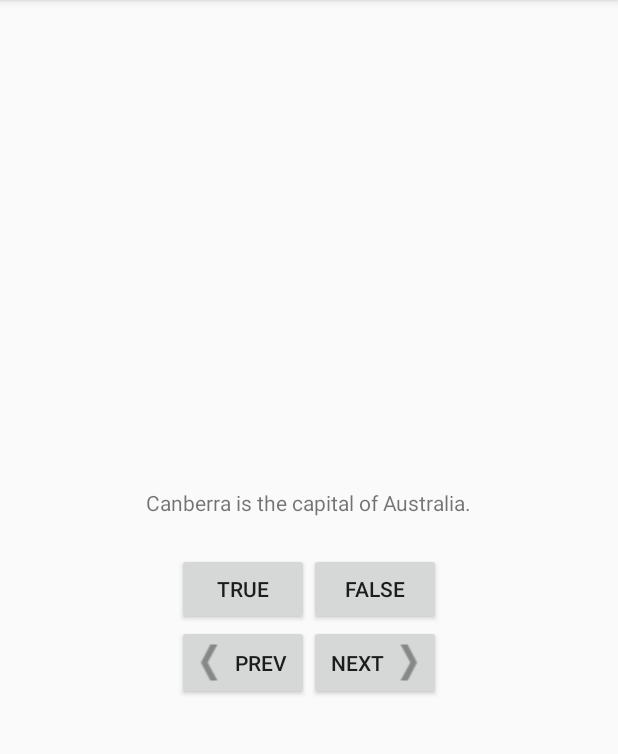
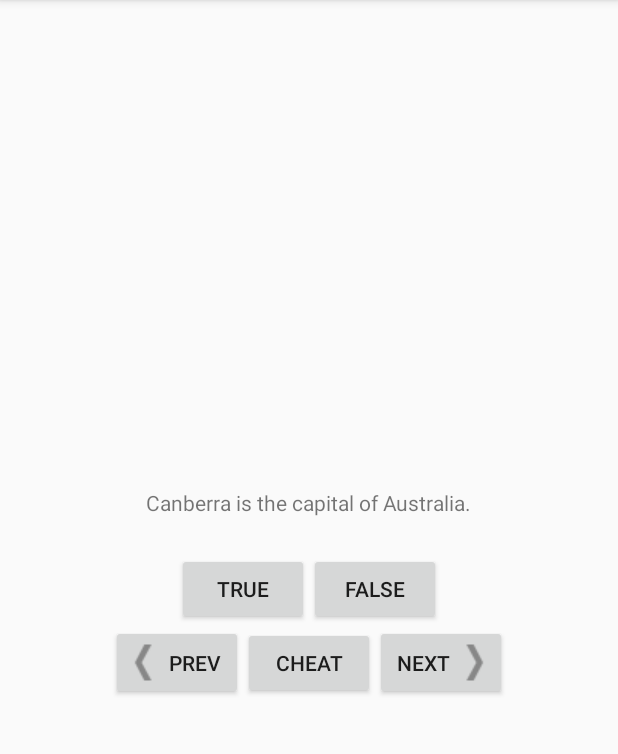
Before and after one commit to matib05/GeoQuiz, an Android app: the screen it shows after launch (QuizActivity), after a tap on "TRUE", on a phone screen of 412 x 824 dp, the part 84-838 px from its top. Run offline under Robolectric (Android 15) with nearby library versions, the phone set to English and light mode, and no system bars.

Commit message:
passing intent data between QuizActivity and CheatActivity

```diff
--- a/app/src/main/java/com/bignerdranch/android/geoquiz/QuizActivity.java
+++ b/app/src/main/java/com/bignerdranch/android/geoquiz/QuizActivity.java
@@ -1,5 +1,7 @@
 package com.bignerdranch.android.geoquiz;
 
+import android.app.Activity;
+import android.content.Intent;
 import android.support.v7.app.AppCompatActivity;
 import android.os.Bundle;
 import android.util.Log;
@@ -12,9 +14,11 @@ public class QuizActivity extends AppCompatActivity {
 
     private static final String TAG  = "QuizActivity";
     private static final String KEY_INDEX = "INDEX";
+    private static final int REQUEST_CODE_CHEAT = 0;
     private Button mTrueButton;
     private Button mFalseButton;
     private Button mPreviousButton;
+    private Button mCheatButton;
     private Button mNextButton;
     private TextView mQuestionTextView;
     private Question[] mQuestionBank = new Question[] {
@@ -26,6 +30,7 @@ public class QuizActivity extends AppCompatActivity {
             new Question(R.string.question_asia, true)
     };
     private int mCurrentIndex = 0;
+    private boolean mIsCheater;
 
     @Override
     protected void onCreate(Bundle savedInstanceState) {
@@ -41,6 +46,7 @@ public class QuizActivity extends AppCompatActivity {
         mTrueButton = (Button) findViewById(R.id.true_button);
         mFalseButton = (Button) findViewById(R.id.false_button);
         mPreviousButton = (Button) findViewById(R.id.previous_button);
+        mCheatButton = (Button) findViewById(R.id.cheat_button);
         mNextButton = (Button) findViewById(R.id.next_button);
 
         mTrueButton.setOnClickListener(new View.OnClickListener() {
@@ -68,10 +74,20 @@ public class QuizActivity extends AppCompatActivity {
             }
         });
 
+        mCheatButton.setOnClickListener(new View.OnClickListener() {
+            @Override
+            public void onClick(View view) {
+                boolean isAnswerTrue = mQuestionBank[mCurrentIndex].isAnswerTrue();
+                Intent intent = CheatActivity.newIntent(QuizActivity.this, isAnswerTrue);
+                startActivityForResult(intent, REQUEST_CODE_CHEAT);
+            }
+        });
+
         mNextButton.setOnClickListener(new View.OnClickListener() {
             @Override
             public void onClick(View view) {
                 mCurrentIndex = (mCurrentIndex + 1) % mQuestionBank.length;
+                mIsCheater = false;
                 updateQuestion();
             }
         });
@@ -124,11 +140,31 @@ public class QuizActivity extends AppCompatActivity {
 
     private void checkAnswer(boolean userPressedTrue) {
         boolean answerIsTrue = mQuestionBank[mCurrentIndex].isAnswerTrue();
-        if (userPressedTrue == answerIsTrue) {
-            Toast.makeText(QuizActivity.this, R.string.correct_toast, Toast.LENGTH_LONG).show();
+        if (mIsCheater) {
+            Toast.makeText(QuizActivity.this, "Cheater", Toast.LENGTH_LONG).show();
         }
         else {
-            Toast.makeText(QuizActivity.this, R.string.incorrect_toast, Toast.LENGTH_LONG).show();
+            if (userPressedTrue == answerIsTrue) {
+                Toast.makeText(QuizActivity.this, R.string.correct_toast, Toast.LENGTH_LONG).show();
+            }
+            else {
+                Toast.makeText(QuizActivity.this, R.string.incorrect_toast, Toast.LENGTH_LONG).show();
+            }
         }
+
+    }
+
+    @Override
+    protected void onActivityResult(int requestCode, int resultCode, Intent data) {
+        if (resultCode != Activity.RESULT_OK) {
+            return;
+        }
+        if (requestCode == REQUEST_CODE_CHEAT) {
+            if (data == null) {
+                return;
+            }
+            mIsCheater = CheatActivity.wasAnswerShown(data);
+        }
+
     }
 }
--- a/app/src/main/res/layout-land/activity_quiz.xml
+++ b/app/src/main/res/layout-land/activity_quiz.xml
@@ -35,6 +35,13 @@
         android:text="@string/previous_button"
         android:drawableLeft="@drawable/arrow_left"
         android:drawablePadding="4dp"/>
+
+    <Button
+        android:id="@+id/cheat_button"
+        android:layout_width="wrap_content"
+        android:layout_height="wrap_content"
+        android:layout_gravity="bottom|center"
+        android:text="@string/cheat_button"/>
     <Button
         android:id="@+id/next_button"
         android:layout_width="wrap_content"
--- a/app/src/main/res/layout/activity_quiz.xml
+++ b/app/src/main/res/layout/activity_quiz.xml
@@ -39,6 +39,11 @@
             android:drawableLeft="@drawable/arrow_left"
             android:drawablePadding="4dp"/>
         <Button
+            android:id="@+id/cheat_button"
+            android:layout_width="wrap_content"
+            android:layout_height="wrap_content"
+            android:text="@string/cheat_button"/>
+        <Button
             android:id="@+id/next_button"
             android:layout_width="wrap_content"
             android:layout_height="wrap_content"
--- a/app/src/main/res/values/strings.xml
+++ b/app/src/main/res/values/strings.xml
@@ -3,6 +3,7 @@
     <string name="true_button">True</string>
     <string name="false_button">False</string>
     <string name="next_button">NEXT</string>
+    <string name="cheat_button">CHEAT</string>
     <string name="previous_button">PREV</string>
     <string name="correct_toast">Correct!</string>
     <string name="incorrect_toast">Incorrect!</string>
@@ -12,4 +13,6 @@
     <string name="question_africa">The source of the Nile River is in Egypt.</string>
     <string name="question_americas">The Amazon River is the longest river in the Americas.</string>
     <string name="question_asia">Lake Baikal is the world\'s oldest and deepest freshwater lake.</string>
+    <string name="warning_text">warning</string>
+    <string name="show_answer_button">Show</string>
 </resources>
```
Also changed, not shown: app/src/main/AndroidManifest.xml (+5 -3 lines), app/src/main/java/com/bignerdranch/android/geoquiz/CheatActivity.java (added, +59 -0 lines), app/src/main/res/layout/activity_cheat.xml (added, +26 -0 lines).
